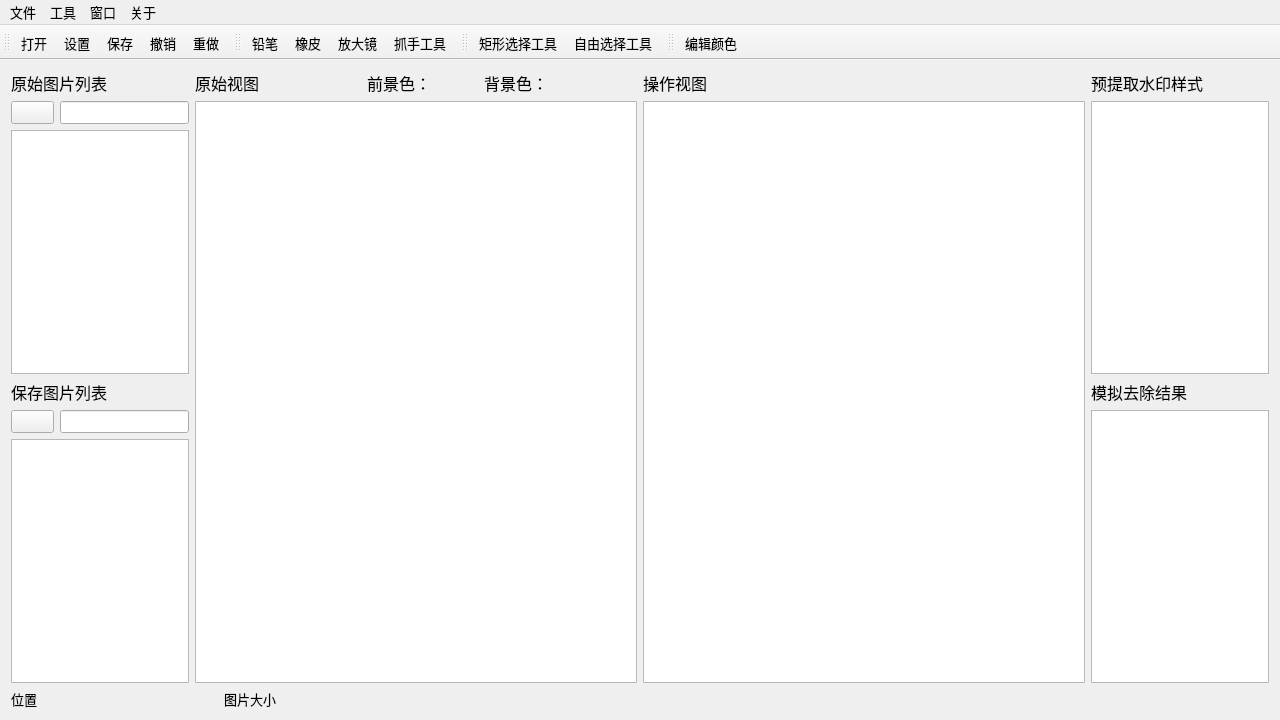
Old version of the form mainwindow.ui in the repository ss-yang/RemoveWatermark.
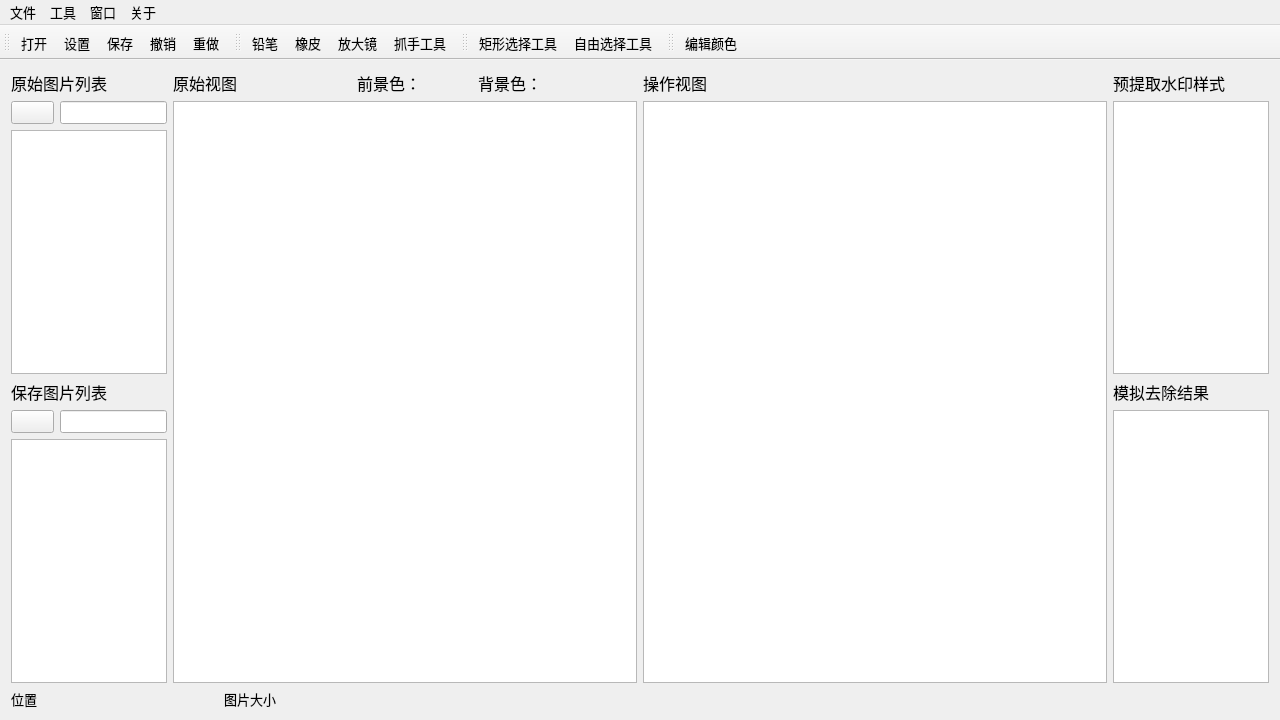
New version of the form. Icons and pictures are not drawn. Custom widgets are drawn as their Qt base class.

Commit message: 修复BUG：键盘监听事件没有判断当前scence是否为空，以及没有判断当前所使用的的工具类型。现已修复

What changed in the file:
```diff
--- a/mainwindow.ui
+++ b/mainwindow.ui
@@ -43,7 +43,7 @@
   <widget class="QWidget" name="centralWidget">
    <layout class="QVBoxLayout" name="verticalLayout_2">
     <item>
-     <layout class="QHBoxLayout" name="horizontalLayout_2" stretch="1,5,1">
+     <layout class="QHBoxLayout" name="horizontalLayout_2" stretch="1,6,1">
       <item>
        <layout class="QVBoxLayout" name="verticalLayout">
         <item>
```
The commit also changes 1 other file.
